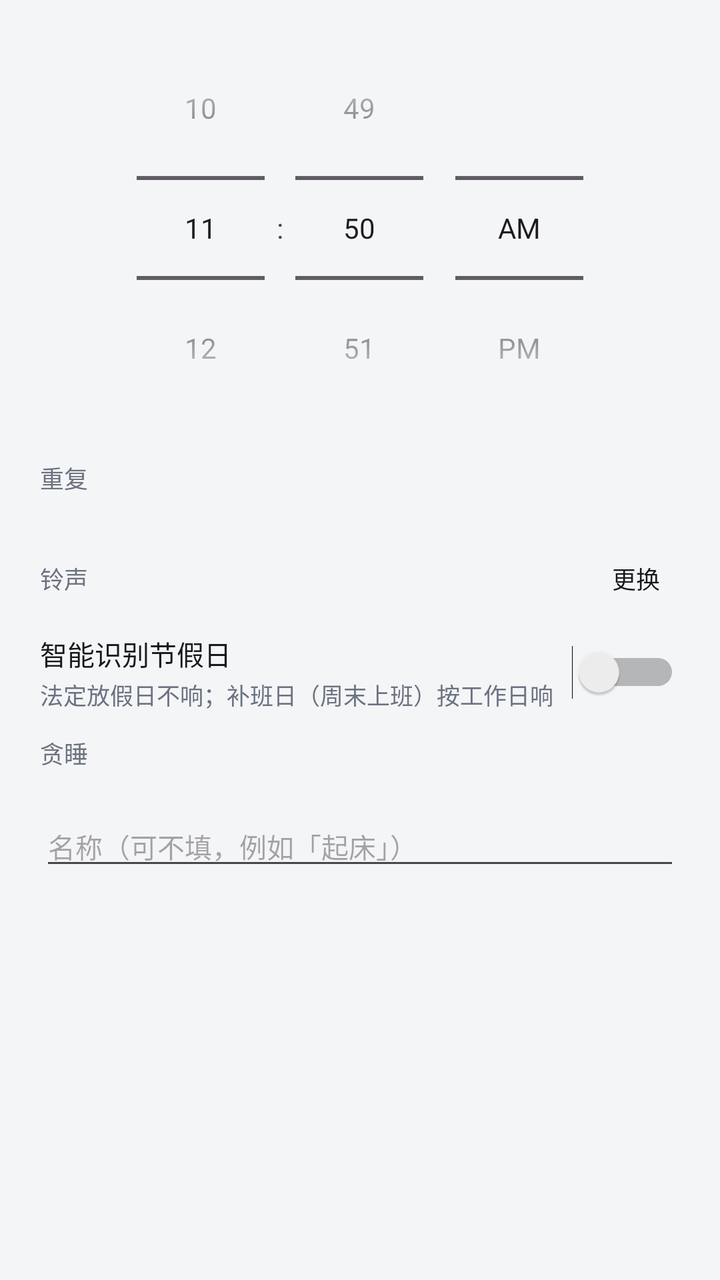
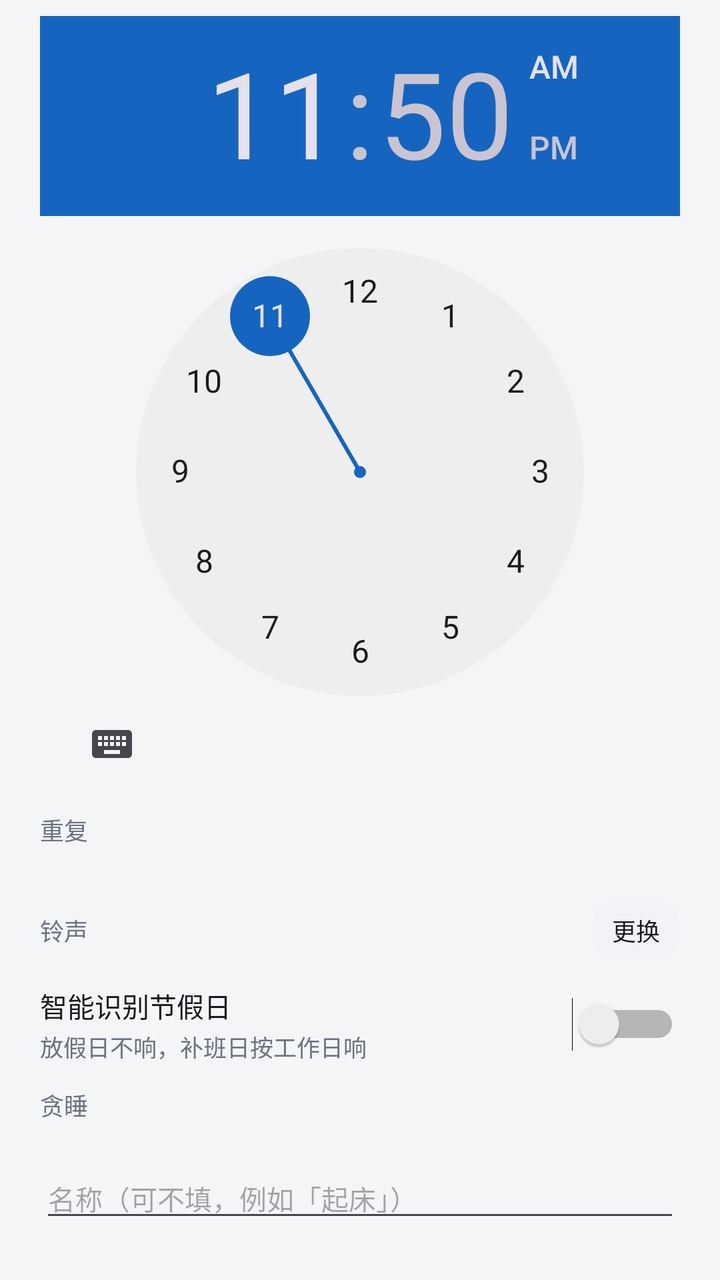

An Android layout rendered at two revisions. The XML below is the earlier revision; the diff shows what the commit changed to produce the second picture.
<!-- AndroidManifest.xml: application theme Theme.Timetable -->
<!-- res/layout/dialog_alarm_edit.xml -->
<?xml version="1.0" encoding="utf-8"?>
<ScrollView xmlns:android="http://schemas.android.com/apk/res/android"
    android:layout_width="match_parent"
    android:layout_height="wrap_content">

    <LinearLayout
        android:layout_width="match_parent"
        android:layout_height="wrap_content"
        android:orientation="vertical"
        android:paddingHorizontal="20dp"
        android:paddingTop="8dp"
        android:paddingBottom="4dp">

        <TextView
            android:id="@+id/tvTarget"
            android:layout_width="match_parent"
            android:layout_height="wrap_content"
            android:includeFontPadding="false"
            android:textColor="?attr/accentColor"
            android:textSize="13sp"
            android:visibility="gone" />

        <TimePicker
            android:id="@+id/timePicker"
            android:layout_width="wrap_content"
            android:layout_height="wrap_content"
            android:layout_gravity="center_horizontal"
            android:timePickerMode="spinner" />

        <TextView
            android:layout_width="match_parent"
            android:layout_height="wrap_content"
            android:layout_marginTop="10dp"
            android:includeFontPadding="false"
            android:text="重复"
            android:textColor="@color/text_secondary"
            android:textSize="12sp" />

        <LinearLayout
            android:id="@+id/dayRow"
            android:layout_width="match_parent"
            android:layout_height="wrap_content"
            android:layout_marginTop="6dp"
            android:orientation="horizontal" />

        <LinearLayout
            android:id="@+id/presetRow"
            android:layout_width="match_parent"
            android:layout_height="wrap_content"
            android:layout_marginTop="8dp"
            android:orientation="horizontal" />

        <TextView
            android:id="@+id/tvLeadTitle"
            android:layout_width="match_parent"
            android:layout_height="wrap_content"
            android:layout_marginTop="14dp"
            android:includeFontPadding="false"
            android:text="提前多久响"
            android:textColor="@color/text_secondary"
            android:textSize="12sp"
            android:visibility="gone" />

        <LinearLayout
            android:id="@+id/leadRow"
            android:layout_width="match_parent"
            android:layout_height="wrap_content"
            android:layout_marginTop="6dp"
            android:orientation="horizontal"
            android:visibility="gone" />

        <LinearLayout
            android:layout_width="match_parent"
            android:layout_height="wrap_content"
            android:layout_marginTop="14dp"
            android:gravity="center_vertical"
            android:orientation="horizontal">

            
            <TextView
                android:layout_width="wrap_content"
                android:layout_height="wrap_content"
                android:includeFontPadding="false"
                android:text="铃声"
                android:textColor="@color/text_secondary"
                android:textSize="12sp" />

            <TextView
                android:id="@+id/tvSound"
                android:layout_width="0dp"
                android:layout_height="wrap_content"
                android:layout_marginStart="12dp"
                android:layout_weight="1"
                android:ellipsize="end"
                android:includeFontPadding="false"
                android:maxLines="1"
                android:textColor="?attr/accentColor"
                android:textSize="13sp" />

            <TextView
                android:id="@+id/btnPickSound"
                android:layout_width="wrap_content"
                android:layout_height="wrap_content"
                android:layout_marginStart="12dp"
                android:background="@drawable/bg_duration_chip"
                android:includeFontPadding="false"
                android:paddingHorizontal="10dp"
                android:paddingVertical="5dp"
                android:text="更换"
                android:textColor="@color/text_primary"
                android:textSize="12sp" />
        </LinearLayout>

        <LinearLayout
            android:layout_width="match_parent"
            android:layout_height="wrap_content"
            android:layout_marginTop="14dp"
            android:gravity="center_vertical"
            android:orientation="horizontal">

            <LinearLayout
                android:layout_width="0dp"
                android:layout_height="wrap_content"
                android:layout_weight="1"
                android:orientation="vertical">

                <TextView
                    android:layout_width="match_parent"
                    android:layout_height="wrap_content"
                    android:includeFontPadding="false"
                    android:text="智能识别节假日"
                    android:textColor="@color/text_primary"
                    android:textSize="13.5sp" />

                <TextView
                    android:id="@+id/tvHolidayNote"
                    android:layout_width="match_parent"
                    android:layout_height="wrap_content"
                    android:layout_marginTop="2dp"
                    android:includeFontPadding="false"
                    android:lineSpacingExtra="2dp"
                    android:text="法定放假日不响；补班日（周末上班）按工作日响"
                    android:textColor="@color/text_secondary"
                    android:textSize="11.5sp" />
            </LinearLayout>

            <Switch
                android:id="@+id/swHoliday"
                android:layout_width="wrap_content"
                android:layout_height="wrap_content"
                android:layout_marginStart="8dp" />
        </LinearLayout>

        <TextView
            android:layout_width="match_parent"
            android:layout_height="wrap_content"
            android:layout_marginTop="12dp"
            android:includeFontPadding="false"
            android:text="贪睡"
            android:textColor="@color/text_secondary"
            android:textSize="12sp" />

        <LinearLayout
            android:id="@+id/snoozeRow"
            android:layout_width="match_parent"
            android:layout_height="wrap_content"
            android:layout_marginTop="6dp"
            android:orientation="horizontal" />

        <EditText
            android:id="@+id/etLabel"
            android:layout_width="match_parent"
            android:layout_height="wrap_content"
            android:layout_marginTop="12dp"
            android:hint="名称（可不填，例如「起床」）"
            android:importantForAutofill="no"
            android:inputType="text"
            android:maxLength="12"
            android:textSize="13.5sp" />
    </LinearLayout>
</ScrollView>
<!-- resources referenced by this layout -->
<resources>
  <color name="text_primary">#16181C</color>
  <color name="text_secondary">#6B7280</color>
  <!-- drawable bg_duration_chip (drawable) -->
  <?xml version="1.0" encoding="utf-8"?>
  <shape xmlns:android="http://schemas.android.com/apk/res/android"
      android:shape="rectangle">
      <solid android:color="@color/app_bg" />
      <corners android:radius="9dp" />
  </shape>
  <style name="Theme.Timetable" parent="Theme.Material3.DayNight.NoActionBar">
          <item name="android:windowBackground">@color/app_bg</item>
  
          
          <item name="accentColor">@color/accent_blue</item>
          <item name="accentSoftColor">@color/accent_soft_blue</item>
  
          
          <item name="colorPrimary">@color/accent_blue</item>
      </style>
  <color name="app_bg">#F4F5F7</color>
  <color name="accent_blue">#1565C0</color>
  <color name="accent_soft_blue">#E3F0FC</color>
</resources>

<!-- the commit's change to res/layout/dialog_alarm_edit.xml (unified diff, before → after) -->
@@ -25,9 +25,10 @@
             android:layout_width="wrap_content"
             android:layout_height="wrap_content"
             android:layout_gravity="center_horizontal"
-            android:timePickerMode="spinner" />
+            android:timePickerMode="clock" />
 
         <TextView
+            android:id="@+id/tvRepeatTitle"
             android:layout_width="match_parent"
             android:layout_height="wrap_content"
             android:layout_marginTop="10dp"
@@ -63,6 +64,15 @@
 
         <LinearLayout
             android:id="@+id/leadRow"
+            android:layout_width="match_parent"
+            android:layout_height="wrap_content"
+            android:layout_marginTop="6dp"
+            android:orientation="horizontal"
+            android:visibility="gone" />
+
+        
+        <LinearLayout
+            android:id="@+id/leadCustomRow"
             android:layout_width="match_parent"
             android:layout_height="wrap_content"
             android:layout_marginTop="6dp"
@@ -139,7 +149,7 @@
                     android:layout_marginTop="2dp"
                     android:includeFontPadding="false"
                     android:lineSpacingExtra="2dp"
-                    android:text="法定放假日不响；补班日（周末上班）按工作日响"
+                    android:text="放假日不响，补班日按工作日响"
                     android:textColor="@color/text_secondary"
                     android:textSize="11.5sp" />
             </LinearLayout>
<!-- resource entries referenced after the edit -->
@@ -6,21 +6,33 @@
   <?xml version="1.0" encoding="utf-8"?>
   <shape xmlns:android="http://schemas.android.com/apk/res/android"
       android:shape="rectangle">
-      <solid android:color="@color/app_bg" />
-      <corners android:radius="9dp" />
+      <solid android:color="@color/chip_bg" />
+      <corners android:radius="10dp" />
   </shape>
   <style name="Theme.Timetable" parent="Theme.Material3.DayNight.NoActionBar">
           <item name="android:windowBackground">@color/app_bg</item>
   
-          
           <item name="accentColor">@color/accent_blue</item>
           <item name="accentSoftColor">@color/accent_soft_blue</item>
   
-          
           <item name="colorPrimary">@color/accent_blue</item>
+          <item name="colorOnPrimary">@color/on_accent</item>
+          <item name="colorPrimaryContainer">@color/accent_soft_blue</item>
+          <item name="colorOnPrimaryContainer">@color/accent_blue</item>
+  
+          <item name="colorSecondary">@color/accent_blue</item>
+          <item name="colorOnSecondary">@color/on_accent</item>
+  
+          <item name="colorSecondaryContainer">@color/accent_soft_blue</item>
+          <item name="colorOnSecondaryContainer">@color/accent_blue</item>
+  
+          <item name="colorAccent">@color/accent_blue</item>
+          <item name="android:colorControlActivated">@color/accent_blue</item>
       </style>
+  <color name="chip_bg">#F1F3F7</color>
   <color name="app_bg">#F4F5F7</color>
   <color name="accent_blue">#1565C0</color>
   <color name="accent_soft_blue">#E3F0FC</color>
+  <color name="on_accent">#FFFFFF</color>
 </resources>
 
